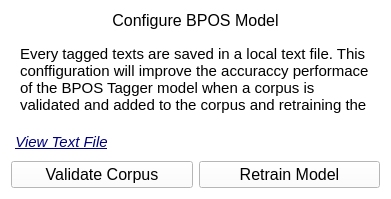
The window that bpostagger/ui/Configuration_Ui.ui (Diesta-Jarapa-Vega/Bicol-Dialect-Part-of-Speech-Tagger-BPOS) describes before a commit, drawn with Qt 5.
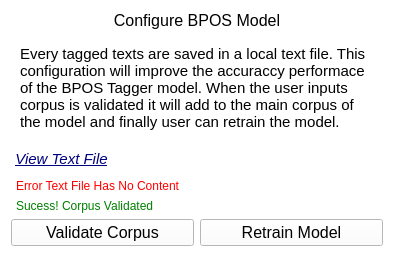
The same window after the commit.

```diff
--- a/bpostagger/ui/Configuration_Ui.ui
+++ b/bpostagger/ui/Configuration_Ui.ui
@@ -6,8 +6,8 @@
    <rect>
     <x>0</x>
     <y>0</y>
-    <width>391</width>
-    <height>199</height>
+    <width>394</width>
+    <height>257</height>
    </rect>
   </property>
   <property name="palette">
@@ -429,7 +429,25 @@
    <string>Dialog</string>
   </property>
   <layout class="QGridLayout" name="gridLayout">
-   <item row="3" column="1">
+   <item row="3" column="0">
+    <widget class="QLabel" name="label_2">
+     <property name="font">
+      <font>
+       <pointsize>9</pointsize>
+      </font>
+     </property>
+     <property name="styleSheet">
+      <string notr="true">color: red</string>
+     </property>
+     <property name="text">
+      <string>Error Text File Has No Content</string>
+     </property>
+     <property name="indent">
+      <number>5</number>
+     </property>
+    </widget>
+   </item>
+   <item row="5" column="1">
     <widget class="QPushButton" name="Retrain_Btn">
      <property name="font">
       <font>
@@ -483,7 +501,7 @@
          </font>
         </property>
         <property name="text">
-         <string>Every tagged texts are saved in a local text file. This conffiguration will improve the accuraccy performace of the BPOS Tagger model when a corpus is validated and added to the corpus and retraining the mode.</string>
+         <string>&lt;html&gt;&lt;head/&gt;&lt;body&gt;&lt;p&gt;Every tagged texts are saved in a local text file. This configuration will improve the accuraccy performace of the BPOS Tagger model. When the user inputs corpus is validated it will add to the main corpus of the model and finally user can retrain the model.&lt;/p&gt;&lt;/body&gt;&lt;/html&gt;</string>
         </property>
         <property name="wordWrap">
          <bool>true</bool>
@@ -493,7 +511,7 @@
      </layout>
     </widget>
    </item>
-   <item row="3" column="0">
+   <item row="5" column="0">
     <widget class="QPushButton" name="Validate_Btn">
      <property name="font">
       <font>
@@ -537,6 +555,24 @@
      </property>
     </widget>
    </item>
+   <item row="4" column="0">
+    <widget class="QLabel" name="label_3">
+     <property name="font">
+      <font>
+       <pointsize>9</pointsize>
+      </font>
+     </property>
+     <property name="styleSheet">
+      <string notr="true">color: green</string>
+     </property>
+     <property name="text">
+      <string>Sucess! Corpus Validated</string>
+     </property>
+     <property name="indent">
+      <number>5</number>
+     </property>
+    </widget>
+   </item>
   </layout>
  </widget>
  <resources/>
```
